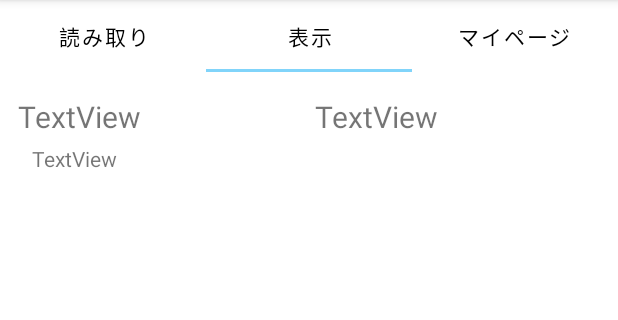
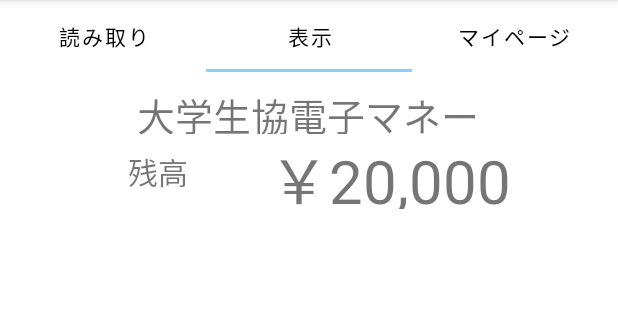
Before and after one commit to fumigoro/felica-wallet, an Android app: the screen it shows after launch (MainActivity), tab 2 chosen, on a phone screen of 412 x 824 dp, the part 84-404 px from its top. Run offline under Robolectric (Android 15) with nearby library versions, the phone set to English and light mode, and no system bars; 1 statement that could not run was skipped.

Commit message:
残高表示部のデザイン変更

```diff
--- a/app/src/main/java/com/example/y3033067/nfcreader/MainActivity.java
+++ b/app/src/main/java/com/example/y3033067/nfcreader/MainActivity.java
@@ -138,7 +138,7 @@ public class MainActivity extends AppCompatActivity {
                 View mycard = findViewById(R.id.mycard_ayuca);
                 ayuca.setCardSummary(mycard);
 
-                cardBalance.setText(String.format("残高￥%d",ayuca.getSFBalance()));
+                cardBalance.setText(String.format("￥%,d",ayuca.getSFBalance()));
                 Log.d("TAG","残高：￥"+(ayuca.getSFBalance()));
                 break;
             case 2:
@@ -151,7 +151,7 @@ public class MainActivity extends AppCompatActivity {
                 campusPay.readAllData();
                 ch = campusPay.getHistories();
 
-                cardBalance.setText(String.format("残高￥%d",campusPay.getSFBalance()));
+                cardBalance.setText(String.format("￥%,d",campusPay.getSFBalance()));
                 Log.d("TAG","残高：￥"+(campusPay.getSFBalance()));
                 break;
             case 3:
@@ -163,6 +163,7 @@ public class MainActivity extends AppCompatActivity {
                 idCard.readAllData();
 
                 displayText = idCard.getStudentID();
+                cardBalance.setText(idCard.getStudentID());
                 break;
         }
 
@@ -197,7 +198,6 @@ public class MainActivity extends AppCompatActivity {
                 historyView[i].setVisibility(View.VISIBLE);
 
             }else{
-                historyUI[i].setVisible(false);
                 historyView[i].setVisibility(View.GONE);
             }
         }
--- a/app/src/main/res/layout/fragment_show.xml
+++ b/app/src/main/res/layout/fragment_show.xml
@@ -7,103 +7,112 @@
     android:layout_height="match_parent">
 
 
-    <TextView
-        android:id="@+id/card_id"
-        android:layout_width="369dp"
-        android:layout_height="27dp"
-        android:layout_marginTop="8dp"
-        android:text="TextView"
-        app:layout_constraintEnd_toEndOf="parent"
-        app:layout_constraintStart_toStartOf="parent"
-        app:layout_constraintTop_toBottomOf="@+id/card_name" />
-
-    <TextView
-        android:id="@+id/card_balance"
-        android:layout_width="183dp"
-        android:layout_height="23dp"
-        android:layout_marginTop="16dp"
-        android:text="TextView"
-        android:textSize="20sp"
-        app:layout_constraintEnd_toEndOf="parent"
-        app:layout_constraintHorizontal_bias="0.625"
-        app:layout_constraintStart_toEndOf="@+id/card_name"
-        app:layout_constraintTop_toTopOf="parent" />
-
-    <TextView
-        android:id="@+id/card_name"
-        android:layout_width="166dp"
-        android:layout_height="24dp"
-        android:layout_marginStart="12dp"
-        android:layout_marginTop="16dp"
-        android:text="TextView"
-        android:textSize="20sp"
-        app:layout_constraintStart_toStartOf="parent"
-        app:layout_constraintTop_toTopOf="parent" />
-
     <ScrollView
         android:id="@+id/scrollView"
-        android:layout_width="412dp"
-        android:layout_height="578dp"
-        android:padding="15dp"
+        android:layout_width="match_parent"
+        android:layout_height="match_parent"
+        android:padding="5dp"
         app:layout_constraintBottom_toBottomOf="parent"
         app:layout_constraintEnd_toEndOf="parent"
-        app:layout_constraintHorizontal_bias="0.476"
+        app:layout_constraintHorizontal_bias="1.0"
         app:layout_constraintStart_toStartOf="parent"
-        app:layout_constraintTop_toBottomOf="@+id/card_id"
-        app:layout_constraintVertical_bias="0.161">
+        app:layout_constraintTop_toTopOf="parent"
+        app:layout_constraintVertical_bias="1.0">
+
 
         <LinearLayout
             android:layout_width="match_parent"
             android:layout_height="wrap_content"
             android:orientation="vertical">
 
+            <RelativeLayout
+                android:layout_width="match_parent"
+                android:layout_height="110dp">
+
+                <TextView
+                    android:id="@+id/card_balance"
+                    android:layout_width="269dp"
+                    android:layout_height="50dp"
+                    android:gravity="center_horizontal"
+                    android:text="￥20,000"
+                    android:textSize="40sp"
+                    android:layout_below="@+id/card_name"
+                    android:layout_toEndOf="@id/card_balance_label"/>
+
+                <TextView
+                    android:id="@+id/card_name"
+                    android:layout_width="303dp"
+                    android:layout_height="32dp"
+                    android:layout_marginTop="4dp"
+                    android:gravity="center_horizontal"
+                    android:layout_centerHorizontal="true"
+                    android:text="大学生協電子マネー"
+                    android:textSize="25sp"
+                    app:layout_constraintEnd_toEndOf="parent"
+                    app:layout_constraintStart_toStartOf="parent"
+                    app:layout_constraintTop_toTopOf="parent" />
+
+                <TextView
+                    android:id="@+id/card_balance_label"
+                    android:layout_width="120dp"
+                    android:layout_height="50dp"
+
+                    android:gravity="end|center_vertical"
+                    android:text="残高"
+                    android:textSize="20sp"
+                    android:layout_below="@+id/card_name"
+ />
+
+                <TextView
+                    android:id="@+id/card_id"
+                    android:layout_width="367dp"
+                    android:layout_height="24dp"
+                    android:gravity="center"
+                    android:layout_below="@id/card_balance"
+                    android:layout_centerHorizontal="true"
+           />
+
+            </RelativeLayout>
             <ImageView
                 android:layout_width="match_parent"
                 android:layout_height="10dp"
                 android:src="@drawable/shape_history_wrapper"
-                android:visibility="gone"
-                />
+                android:visibility="gone" />
 
             <include
                 android:id="@+id/history_1"
                 layout="@layout/fragment_history"
-                android:visibility="gone"
-                />
+                android:visibility="gone" />
 
 
             <include
                 android:id="@+id/history_2"
                 layout="@layout/fragment_history"
-                android:visibility="gone"
-                />
+                android:visibility="gone" />
 
 
             <include
                 android:id="@+id/history_3"
                 layout="@layout/fragment_history"
-                android:visibility="gone"
-                />
+                android:visibility="gone" />
 
 
             <include
                 android:id="@+id/history_4"
                 layout="@layout/fragment_history"
-                android:visibility="gone"
-                />
+                android:visibility="gone" />
 
 
             <include
                 android:id="@+id/history_5"
                 layout="@layout/fragment_history"
-                android:visibility="gone"
-                />
+                android:visibility="gone" />
 
 
             <include
                 android:id="@+id/history_6"
                 layout="@layout/fragment_history"
-                android:visibility="gone"
-                />
+                android:visibility="gone" />
 
 
             <include
@@ -194,5 +203,4 @@
 
     </ScrollView>
 
-
 </androidx.constraintlayout.widget.ConstraintLayout>
```
